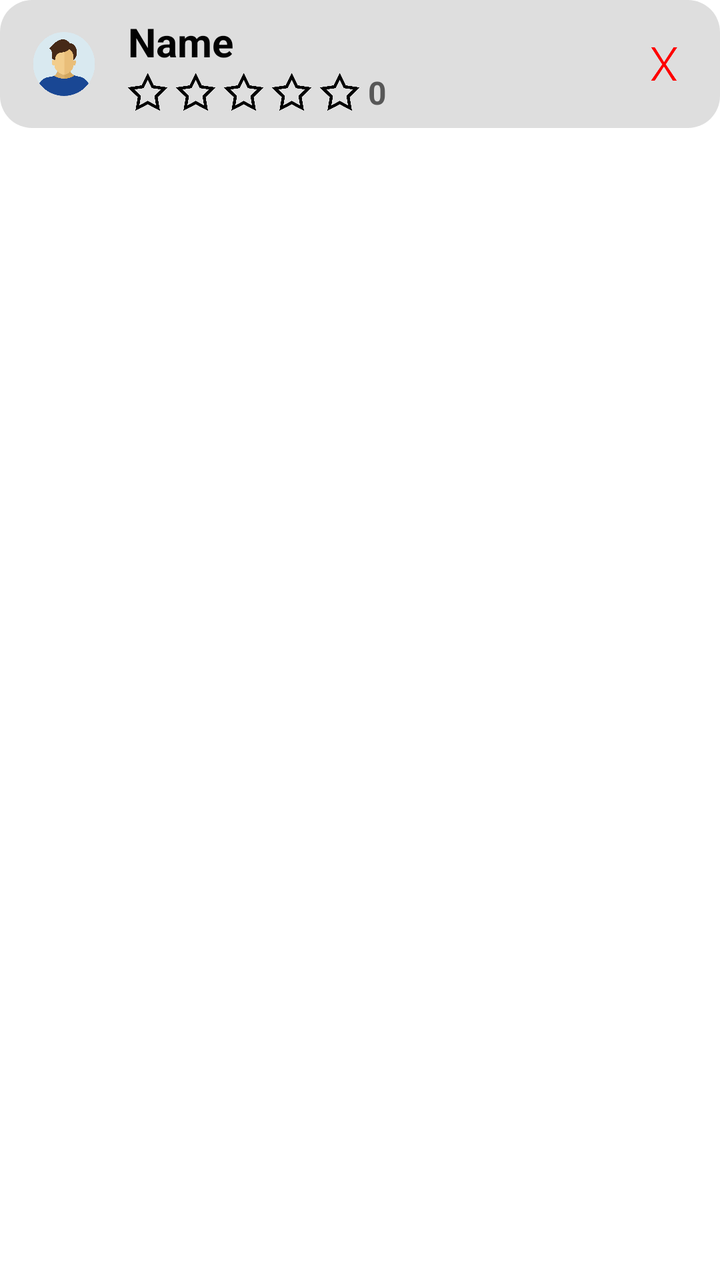
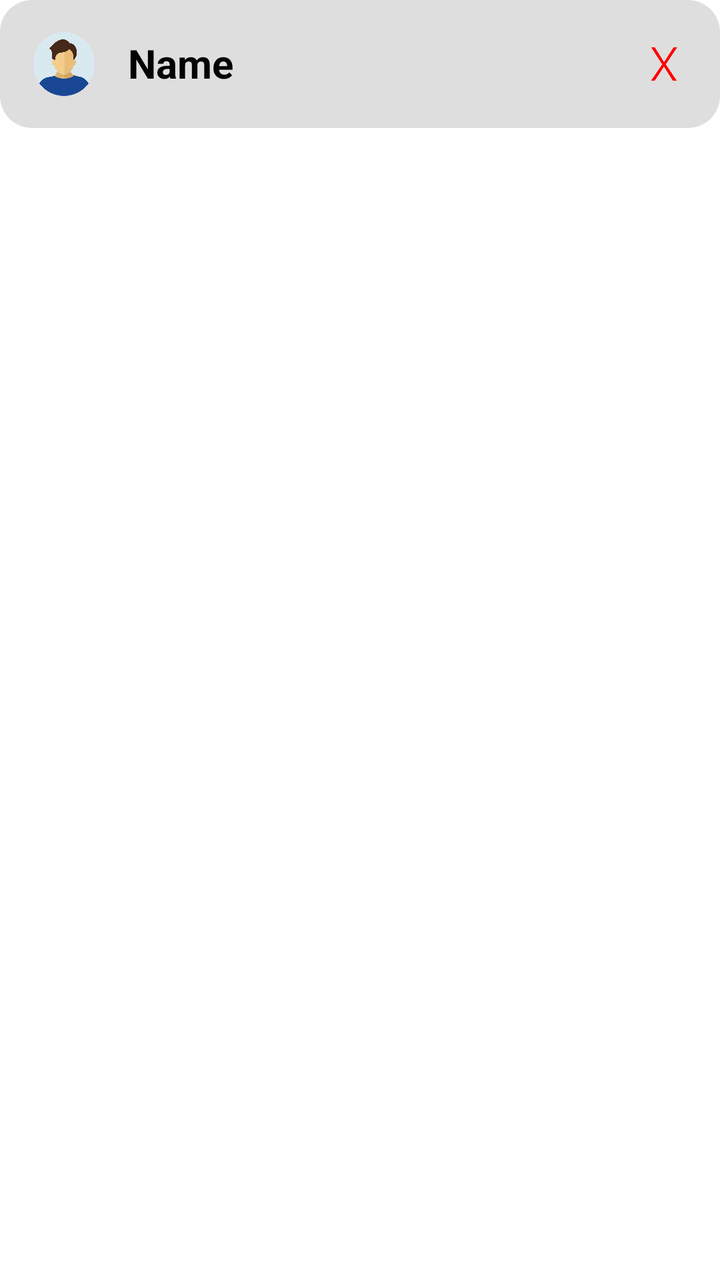

Compare the two renders of this Android layout. The source of the first and the diff that turns it into the second are given below.
<!-- AndroidManifest.xml: application theme Theme.TFG -->
<!-- res/layout/rv_player.xml -->
<?xml version="1.0" encoding="utf-8"?>
<androidx.constraintlayout.widget.ConstraintLayout xmlns:android="http://schemas.android.com/apk/res/android"
    xmlns:app="http://schemas.android.com/apk/res-auto"
    xmlns:tools="http://schemas.android.com/tools"
    android:layout_width="match_parent"
    android:layout_height="80dp"
    android:background="?attr/colorPrimary">

    <LinearLayout
        android:id="@+id/sportButton"
        android:layout_width="0dp"
        android:layout_height="64dp"
        android:background="@drawable/rounded_button_grey"
        android:gravity="center"
        android:orientation="horizontal"
        android:padding="12dp"
        app:layout_constraintEnd_toEndOf="parent"
        app:layout_constraintStart_toStartOf="parent"
        app:layout_constraintTop_toTopOf="parent">

    </LinearLayout>

    <LinearLayout
        android:id="@+id/linearLayout6"
        android:layout_width="0dp"
        android:layout_height="wrap_content"
        android:layout_marginStart="16dp"
        android:layout_marginEnd="8dp"
        android:orientation="vertical"
        app:layout_constraintBottom_toBottomOf="@+id/sportButton"
        app:layout_constraintEnd_toStartOf="@+id/imageView2"
        app:layout_constraintStart_toEndOf="@+id/profilePic"
        app:layout_constraintTop_toTopOf="parent">

        <TextView
            android:id="@+id/sportText"
            android:layout_width="match_parent"
            android:layout_height="28dp"
            android:text="Name"
            android:textColor="?attr/colorContrast"
            android:textSize="20sp"
            android:textStyle="bold" />

        <LinearLayout
            android:id="@+id/starLL"
            android:layout_width="wrap_content"
            android:layout_height="wrap_content"
            android:gravity="center|center_horizontal"
            android:orientation="horizontal"
            android:visibility="visible">

            <ImageView
                android:id="@+id/star1"
                android:layout_width="20dp"
                android:layout_height="20dp"
                android:layout_weight="1"
                android:tint="?attr/colorContrast"
                app:srcCompat="@drawable/star_empty" />

            <ImageView
                android:id="@+id/star2"
                android:layout_width="20dp"
                android:layout_height="20dp"
                android:layout_marginLeft="4dp"
                android:layout_weight="1"
                android:tint="?attr/colorContrast"
                app:srcCompat="@drawable/star_empty" />

            <ImageView
                android:id="@+id/star3"
                android:layout_width="20dp"
                android:layout_height="20dp"
                android:layout_marginLeft="4dp"
                android:layout_weight="1"
                android:tint="?attr/colorContrast"
                app:srcCompat="@drawable/star_empty" />

            <ImageView
                android:id="@+id/star4"
                android:layout_width="20dp"
                android:layout_height="20dp"
                android:layout_marginLeft="4dp"
                android:layout_weight="1"
                android:tint="?attr/colorContrast"
                app:srcCompat="@drawable/star_empty" />

            <ImageView
                android:id="@+id/star5"
                android:layout_width="20dp"
                android:layout_height="20dp"
                android:layout_marginLeft="4dp"
                android:layout_weight="1"
                android:tint="?attr/colorContrast"
                app:srcCompat="@drawable/star_empty" />

            <TextView
                android:id="@+id/ratingText"
                android:layout_width="wrap_content"
                android:layout_height="wrap_content"
                android:layout_marginLeft="4dp"
                android:text="0"
                android:textColor="?attr/colorTextSecondary"
                android:textSize="16sp"
                android:textStyle="bold" />
        </LinearLayout>
    </LinearLayout>

    <ImageView
        android:id="@+id/imageView2"
        android:layout_width="24dp"
        android:layout_height="24dp"
        android:layout_marginEnd="16dp"
        android:layout_weight="1"
        android:tint="#FF0000"
        android:visibility="visible"
        app:layout_constraintBottom_toBottomOf="@+id/sportButton"
        app:layout_constraintEnd_toEndOf="parent"
        app:layout_constraintTop_toTopOf="parent"
        app:srcCompat="@drawable/deletequeue" />

    <com.google.android.material.imageview.ShapeableImageView
        android:id="@+id/profilePic"
        style="@style/RoundedImage"
        android:layout_width="32dp"
        android:layout_height="32dp"
        android:layout_marginStart="16dp"
        android:layout_marginTop="16dp"
        app:layout_constraintStart_toStartOf="parent"
        app:layout_constraintTop_toTopOf="parent"
        app:srcCompat="@drawable/man" />

    <ImageView
        android:id="@+id/Crown"
        android:layout_width="16dp"
        android:layout_height="16dp"
        android:layout_weight="1"
        android:visibility="gone"
        app:layout_constraintBottom_toBottomOf="@+id/profilePic"
        app:layout_constraintEnd_toEndOf="@+id/profilePic"
        app:srcCompat="@drawable/crowniconv2" />

</androidx.constraintlayout.widget.ConstraintLayout>
<!-- resources referenced by this layout -->
<resources>
  <!-- drawable crowniconv2: png bitmap (drawable, 38901 bytes) -->
  <!-- drawable deletequeue: png bitmap (drawable, 4978 bytes) -->
  <!-- drawable man: png bitmap (drawable, 16637 bytes) -->
  <!-- drawable rounded_button_grey (drawable) -->
  <shape xmlns:android="http://schemas.android.com/apk/res/android">
      <solid android:color="?attr/colorBackground2"/>
      <corners android:radius="16dp"/>
      <padding
          android:left="16dp"
          android:right="16dp"
          android:top="10dp"
          android:bottom="10dp"/>
  </shape>
  <!-- drawable star_empty: png bitmap (drawable, 9334 bytes) -->
  <style name="RoundedImage">
          <item name="shapeAppearanceOverlay">@style/RoundedCorners</item>
      </style>
  <style name="Theme.TFG" parent="Base.Theme.TFG" />
  <style name="RoundedCorners">
          <item name="cornerFamily">rounded</item>
          <item name="cornerSize">50%</item> 
      </style>
  <style name="Base.Theme.TFG" parent="Theme.Material3.DayNight.NoActionBar">
          <item name="colorPrimary">@color/mainBackgroundWhite</item>
          <item name="colorContrast">@color/mainTextWhite</item>
          <item name="colorBackground2">@color/background2White</item>
          <item name="colorTextSecondary">@color/secondTextWhite</item>
          <item name="globalBlue">@color/globalBlue</item>
      </style>
  <color name="mainBackgroundWhite">#FFFFFF</color>
  <color name="mainTextWhite">#030303</color>
  <color name="background2White">#DEDEDE</color>
  <color name="secondTextWhite">#575757</color>
  <color name="globalBlue">#1E90FF</color>
</resources>

<!-- the commit's change to res/layout/rv_player.xml (unified diff, before → after) -->
@@ -41,68 +41,6 @@
             android:textSize="20sp"
             android:textStyle="bold" />
 
-        <LinearLayout
-            android:id="@+id/starLL"
-            android:layout_width="wrap_content"
-            android:layout_height="wrap_content"
-            android:gravity="center|center_horizontal"
-            android:orientation="horizontal"
-            android:visibility="visible">
-
-            <ImageView
-                android:id="@+id/star1"
-                android:layout_width="20dp"
-                android:layout_height="20dp"
-                android:layout_weight="1"
-                android:tint="?attr/colorContrast"
-                app:srcCompat="@drawable/star_empty" />
-
-            <ImageView
-                android:id="@+id/star2"
-                android:layout_width="20dp"
-                android:layout_height="20dp"
-                android:layout_marginLeft="4dp"
-                android:layout_weight="1"
-                android:tint="?attr/colorContrast"
-                app:srcCompat="@drawable/star_empty" />
-
-            <ImageView
-                android:id="@+id/star3"
-                android:layout_width="20dp"
-                android:layout_height="20dp"
-                android:layout_marginLeft="4dp"
-                android:layout_weight="1"
-                android:tint="?attr/colorContrast"
-                app:srcCompat="@drawable/star_empty" />
-
-            <ImageView
-                android:id="@+id/star4"
-                android:layout_width="20dp"
-                android:layout_height="20dp"
-                android:layout_marginLeft="4dp"
-                android:layout_weight="1"
-                android:tint="?attr/colorContrast"
-                app:srcCompat="@drawable/star_empty" />
-
-            <ImageView
-                android:id="@+id/star5"
-                android:layout_width="20dp"
-                android:layout_height="20dp"
-                android:layout_marginLeft="4dp"
-                android:layout_weight="1"
-                android:tint="?attr/colorContrast"
-                app:srcCompat="@drawable/star_empty" />
-
-            <TextView
-                android:id="@+id/ratingText"
-                android:layout_width="wrap_content"
-                android:layout_height="wrap_content"
-                android:layout_marginLeft="4dp"
-                android:text="0"
-                android:textColor="?attr/colorTextSecondary"
-                android:textSize="16sp"
-                android:textStyle="bold" />
-        </LinearLayout>
     </LinearLayout>
 
     <ImageView
<!-- resource entries referenced after the edit -->
@@ -13,7 +13,6 @@
           android:top="10dp"
           android:bottom="10dp"/>
   </shape>
-  <!-- drawable star_empty: png bitmap (drawable, 9334 bytes) -->
   <style name="RoundedImage">
           <item name="shapeAppearanceOverlay">@style/RoundedCorners</item>
       </style>
